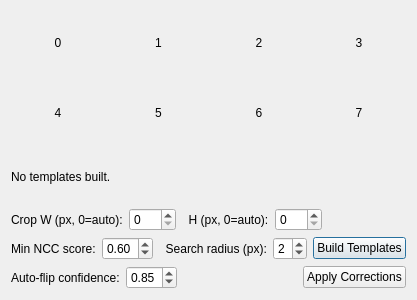
Qt form romtemplatedialog.ui (philpem/maskromtool) before a commit.
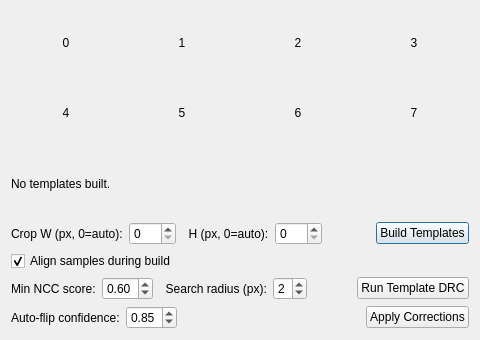
The same form after that commit.

Commit message:
Template dialog: reorganise UI and add Run Template DRC
- Move Build Templates button onto the crop settings row
- Add 'Align samples during build' checkbox; second alignment pass now
  optional (default on), saved/loaded with project settings
- Add Run Template DRC button: auto-rebuilds templates if dirty (settings
  changed since last build) or never built, then runs template mismatch
  DRC rule only without running the full DRC suite
- Track dirty flag on RomBitTemplate; set when W/H/search-radius/align
  settings change, cleared after a successful build

What changed in the file:
```diff
--- a/romtemplatedialog.ui
+++ b/romtemplatedialog.ui
@@ -6,8 +6,8 @@
    <rect>
     <x>0</x>
     <y>0</y>
-    <width>400</width>
-    <height>300</height>
+    <width>480</width>
+    <height>340</height>
    </rect>
   </property>
   <property name="windowTitle">
@@ -115,6 +115,28 @@
        <property name="sizeHint" stdset="0"><size><width>40</width><height>20</height></size></property>
       </spacer>
      </item>
+     <item>
+      <widget class="QPushButton" name="buildButton">
+       <property name="text"><string>Build Templates</string></property>
+      </widget>
+     </item>
+    </layout>
+   </item>
+   <item>
+    <layout class="QHBoxLayout" name="alignLayout">
+     <item>
+      <widget class="QCheckBox" name="alignCheckBox">
+       <property name="toolTip"><string>Run a second alignment pass during build to sub-pixel-align samples before averaging</string></property>
+       <property name="text"><string>Align samples during build</string></property>
+       <property name="checked"><bool>true</bool></property>
+      </widget>
+     </item>
+     <item>
+      <spacer name="alignSpacer">
+       <property name="orientation"><enum>Qt::Horizontal</enum></property>
+       <property name="sizeHint" stdset="0"><size><width>40</width><height>20</height></size></property>
+      </spacer>
+     </item>
     </layout>
    </item>
    <item>
@@ -151,8 +173,9 @@
       </spacer>
      </item>
      <item>
-      <widget class="QPushButton" name="buildButton">
-       <property name="text"><string>Build Templates</string></property>
+      <widget class="QPushButton" name="runTemplateDRCButton">
+       <property name="toolTip"><string>Run template mismatch DRC only; rebuilds templates first if settings have changed</string></property>
+       <property name="text"><string>Run Template DRC</string></property>
       </widget>
      </item>
     </layout>
```
Left out of the diff: 1 changed line with no effect on the pictures. The commit also changes 6 other files.
